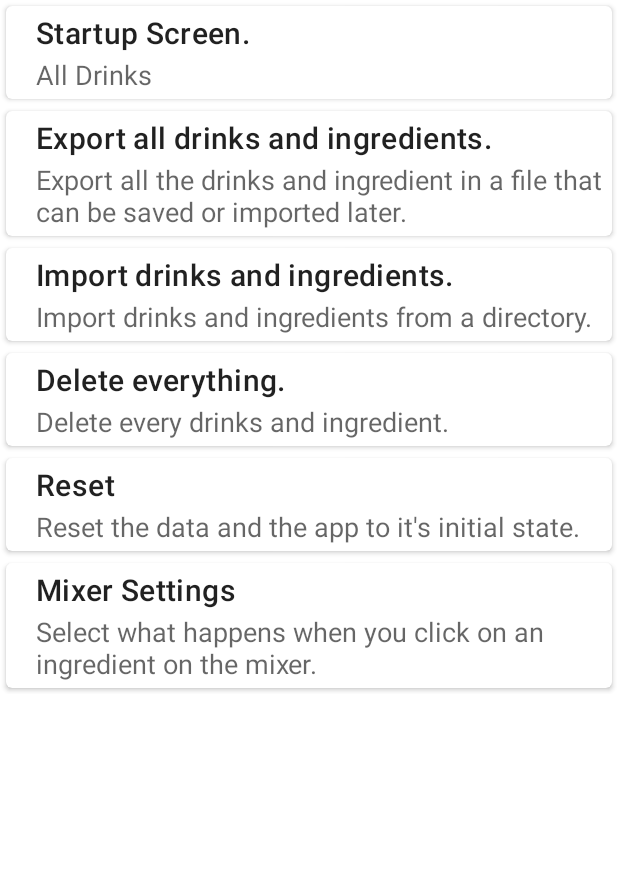
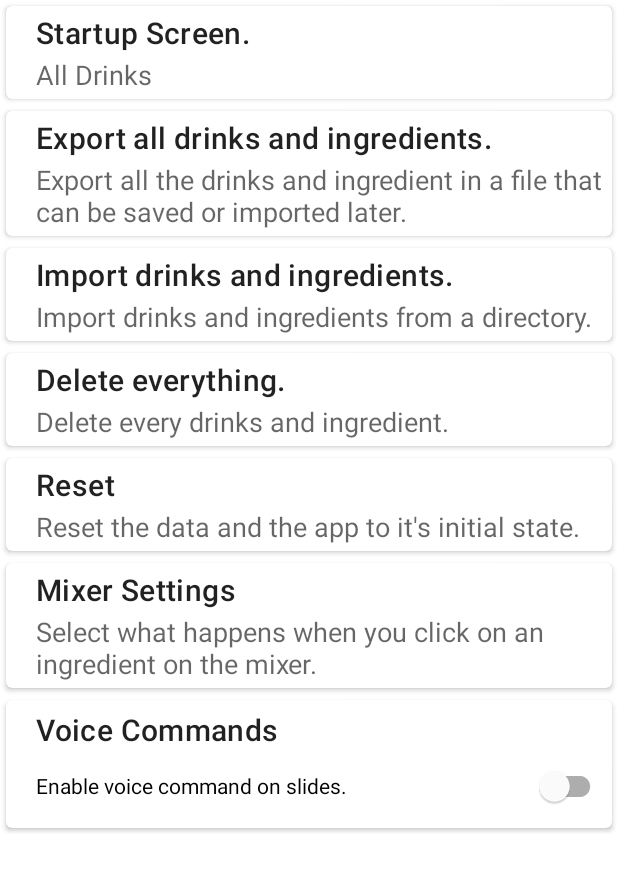
Before and after one commit to p0ppy-fl0w3r/hammered, an Android app: the HammerMeFragment screen opened through its navigation route, in the side drawer, after a tap on "Settings", on a phone screen of 412 x 824 dp, the part 84-976 px from its top. Run offline under Robolectric (Android 15) with nearby library versions, the light colour scheme and no system bars; our stand-ins replace Room's generated code, Timber, data binding, navigation-ui; Roboto replaces fonts that are not available here.

Commit message:
Added asr options in settings.

```diff
--- a/app/src/main/java/com/fl0w3r/hammered/MainActivity.kt
+++ b/app/src/main/java/com/fl0w3r/hammered/MainActivity.kt
@@ -4,12 +4,12 @@ import android.Manifest
 import android.content.Intent
 import androidx.appcompat.app.AppCompatActivity
 import android.os.Bundle
-import android.os.PersistableBundle
 import android.view.Menu
 import android.view.MenuItem
 import android.view.View
 import android.widget.ImageView
 import android.widget.SearchView
+import androidx.core.view.isVisible
 import androidx.databinding.DataBindingUtil
 import androidx.drawerlayout.widget.DrawerLayout
 import androidx.lifecycle.ViewModelProvider
@@ -79,8 +79,6 @@ class MainActivity : AppCompatActivity(), SearchView.OnQueryTextListener,
         )
 
         // Provides controls for MainActivity views for each fragments
-        // TODO control the search icon visibility from here.
-        // FIXME the toolbar is rendered before the fragment is visible.
         navController.addOnDestinationChangedListener() { controller, destination, _ ->
 
             when (destination.id) {
@@ -102,7 +100,7 @@ class MainActivity : AppCompatActivity(), SearchView.OnQueryTextListener,
                     drawerLayout.setDrawerLockMode(DrawerLayout.LOCK_MODE_LOCKED_CLOSED)
                     toolbar.visibility = View.GONE
                 }
-                controller.graph[R.id.attributeFragment].id ->{
+                controller.graph[R.id.attributeFragment].id -> {
                     drawerLayout.setDrawerLockMode(DrawerLayout.LOCK_MODE_LOCKED_CLOSED)
                     toolbar.visibility = View.GONE
                 }
@@ -122,14 +120,13 @@ class MainActivity : AppCompatActivity(), SearchView.OnQueryTextListener,
         binding.navigationView.setupWithNavController(navController)
 
 
-
-       val headerImage = binding.navigationView.getHeaderView(0).findViewById<ImageView>(R.id.nav_header_image)
+        val headerImage =
+            binding.navigationView.getHeaderView(0).findViewById<ImageView>(R.id.nav_header_image)
 
         Glide.with(this).asGif().load(R.drawable.toasting).into(headerImage)
 
         searchAdapter = SearchAdapter(SearchItemClickListener { selectedItem ->
 
-            // TODO see if this can be improved.
             val mBundle = Bundle()
             when (selectedItem) {
                 is IngredientWithCocktail -> {
@@ -174,7 +171,7 @@ class MainActivity : AppCompatActivity(), SearchView.OnQueryTextListener,
         menuInflater.inflate(R.menu.option_menu, menu)
 
         searchView = menu.findItem(R.id.searchItem).actionView as SearchView
-        searchView.isSubmitButtonEnabled = true
+        searchView.isSubmitButtonEnabled = false
         searchView.setOnQueryTextListener(this)
         searchView.setOnQueryTextFocusChangeListener(this)
 
@@ -210,10 +207,11 @@ class MainActivity : AppCompatActivity(), SearchView.OnQueryTextListener,
         return super.onOptionsItemSelected(item)
     }
 
-    override fun onQueryTextSubmit(query: String?): Boolean {
 
+    override fun onQueryTextSubmit(p0: String?): Boolean {
         return true
     }
+
 
     override fun onQueryTextChange(newText: String?): Boolean {
         searchAdapter.submitList(null)
--- a/app/src/main/java/com/fl0w3r/hammered/cocktail/cocktailDetails/CocktailDetailFragment.kt
+++ b/app/src/main/java/com/fl0w3r/hammered/cocktail/cocktailDetails/CocktailDetailFragment.kt
@@ -15,7 +15,7 @@ import com.fl0w3r.hammered.databinding.FragmentCocktailDetailBinding
 import com.fl0w3r.hammered.dialog.CancelAlertDialog
 import com.fl0w3r.hammered.utils.UiUtils
 
-// TODO refactor this
+
 class CocktailDetailFragment : Fragment() {
 
     lateinit var binding: FragmentCocktailDetailBinding
@@ -62,7 +62,7 @@ class CocktailDetailFragment : Fragment() {
             adapter.submitList(it)
         }
 
-        // FIXME this might be unnecessary
+
         viewModel.editCocktail.observe(viewLifecycleOwner){
             if (it != null){
                 viewModel.doneEdit()
--- a/app/src/main/java/com/fl0w3r/hammered/datastore/SettingsPreferences.kt
+++ b/app/src/main/java/com/fl0w3r/hammered/datastore/SettingsPreferences.kt
@@ -19,6 +19,7 @@ class SettingsPreferences(private val context: Context) {
 
         val CURRENT_STARTUP_SCREEN = intPreferencesKey(name = "current_startup_screen")
         val DATA_ADDED_TO_APP = booleanPreferencesKey(name = "data_inserted_to_database")
+        val ASR_STATUS = booleanPreferencesKey(name = "asr_Status")
         val MIXER_SELECTION = stringPreferencesKey(name = "mixer_selection")
     }
 
@@ -42,6 +43,16 @@ class SettingsPreferences(private val context: Context) {
         preferences[DATA_ADDED_TO_APP] ?: false
     }
 
+    suspend fun asrStatus(status: Boolean){
+        context.dataStore.edit { preferences ->
+            preferences[ASR_STATUS] = status
+        }
+    }
+
+    val asrStatus: Flow<Boolean> = context.dataStore.data.map { preferences ->
+        preferences[ASR_STATUS] ?: false
+    }
+
     suspend fun changeMixerOption(option: String){
         context.dataStore.edit { preferences ->
             preferences[MIXER_SELECTION] = option
--- a/app/src/main/java/com/fl0w3r/hammered/recommendation/HammerMeFragment.kt
+++ b/app/src/main/java/com/fl0w3r/hammered/recommendation/HammerMeFragment.kt
@@ -1,10 +1,8 @@
 package com.fl0w3r.hammered.recommendation
 
 import android.os.Bundle
+import android.view.*
 import androidx.fragment.app.Fragment
-import android.view.LayoutInflater
-import android.view.View
-import android.view.ViewGroup
 import androidx.databinding.DataBindingUtil
 import androidx.lifecycle.ViewModel
 import androidx.lifecycle.ViewModelProvider
@@ -78,6 +76,17 @@ class HammerMeFragment : Fragment() {
         return binding.root
     }
 
+    override fun onCreateOptionsMenu(menu: Menu, inflater: MenuInflater) {
+        super.onCreateOptionsMenu(menu, inflater)
+        menu.clear()
+    }
+
+    override fun onCreate(savedInstanceState: Bundle?) {
+        super.onCreate(savedInstanceState)
+
+        setHasOptionsMenu(true)
+    }
+
     private fun showTitleMessage(){
         binding.defaultMessage.text = getString(R.string.rec_msg)
     }
--- a/app/src/main/java/com/fl0w3r/hammered/settings/SettingsFragment.kt
+++ b/app/src/main/java/com/fl0w3r/hammered/settings/SettingsFragment.kt
@@ -135,8 +135,6 @@ class SettingsFragment : Fragment() {
         }
 
         binding.resetCard.setOnClickListener {
-
-
             reset()
         }
 
@@ -154,7 +152,15 @@ class SettingsFragment : Fragment() {
             }
         }
 
+        binding.tootleAsr.setOnClickListener {
+            setAsrOption(binding.tootleAsr.isChecked)
+        }
+
         // LiveData observers
+
+        viewModel.astStatus.observe(viewLifecycleOwner){
+            binding.tootleAsr.isChecked = it
+        }
 
         viewModel.currentStartupScreen.observe(viewLifecycleOwner) {
             binding.textCurrentScreen.text = Constants.ALL_ITEM_LIST[it]
@@ -223,6 +229,10 @@ class SettingsFragment : Fragment() {
         setHasOptionsMenu(true)
     }
 
+    private fun setAsrOption(status: Boolean){
+        viewModel.changeAsrStatus(status)
+    }
+
     private fun importFromJson() {
         val intent = Intent(Intent.ACTION_OPEN_DOCUMENT_TREE)
         if(intent.resolveActivity(requireContext().packageManager) != null){
--- a/app/src/main/java/com/fl0w3r/hammered/settings/SettingsViewModel.kt
+++ b/app/src/main/java/com/fl0w3r/hammered/settings/SettingsViewModel.kt
@@ -37,6 +37,8 @@ class SettingsViewModel(application: Application) : AndroidViewModel(application
 
     val currentMixerOption = preferences.currentMixerOptionSelection.asLiveData()
 
+    val astStatus  = preferences.asrStatus.asLiveData()
+
     private val _startJsonSave = MutableLiveData<Boolean?>()
     val startJsonSave: LiveData<Boolean?>
         get() = _startJsonSave
@@ -63,6 +65,12 @@ class SettingsViewModel(application: Application) : AndroidViewModel(application
     fun changeMixerOption(option: String) {
         viewModelScope.launch(Dispatchers.IO) {
             preferences.changeMixerOption(option)
+        }
+    }
+
+    fun changeAsrStatus(status: Boolean){
+        viewModelScope.launch {
+            preferences.asrStatus(status)
         }
     }
 
--- a/app/src/main/res/layout/settings_fragment.xml
+++ b/app/src/main/res/layout/settings_fragment.xml
@@ -226,9 +226,9 @@
                     <RadioGroup
                         android:id="@+id/mixerOptionsRadio"
                         android:layout_width="match_parent"
+                        android:layout_height="wrap_content"
                         android:layout_marginTop="8dp"
-                        android:visibility="gone"
-                        android:layout_height="wrap_content">
+                        android:visibility="gone">
 
                         <RadioButton
                             android:id="@+id/showAllRadio"
@@ -247,6 +247,37 @@
                 </LinearLayout>
             </androidx.cardview.widget.CardView>
 
+            <androidx.cardview.widget.CardView
+                android:id="@+id/asrSwitch"
+                android:layout_width="match_parent"
+                android:layout_height="wrap_content"
+                android:layout_margin="4dp"
+                app:cardCornerRadius="4dp">
+
+                <LinearLayout
+                    android:layout_width="match_parent"
+                    android:padding="4dp"
+                    android:layout_marginStart="16dp"
+                    android:layout_height="match_parent"
+                    android:layout_marginTop="2dp"
+                    android:orientation="vertical">
+
+                    <TextView
+                        android:layout_width="match_parent"
+                        android:layout_height="wrap_content"
+                        android:text="@string/voice_commands"
+                        android:textAppearance="@style/TextAppearance.MaterialComponents.Headline6" />
+
+                    <com.google.android.material.switchmaterial.SwitchMaterial
+                        android:id="@+id/tootleAsr"
+                        android:layout_width="match_parent"
+                        android:layout_height="wrap_content"
+                        android:text="@string/enable_voice" />
+
+
+                </LinearLayout>
+            </androidx.cardview.widget.CardView>
+
         </LinearLayout>
     </ScrollView>
 </layout>
--- a/app/src/main/res/values/strings.xml
+++ b/app/src/main/res/values/strings.xml
@@ -106,10 +106,12 @@
     <string name="close">Close</string>
     <string name="hammer_me_msg">I barely know you. On a serious note you should probably use the app a bit more to get better recommendation. In the mean time enjoy this random drink.</string>
     <string name="recommendation_heading">Hammer you?</string>
-    <string name="rec_msg">Base on your previous interaction you will probably like these drinks:</string>
+    <string name="rec_msg">Based on your previous interaction you will probably like these drinks:</string>
     <string name="empty_list_msg">Ummm… Looks like there are no drinks available at the moment. Perhaps you should add some :)</string>
     <string name="glass_toasting_gif">Glass toasting gif</string>
     <string name="attr_heading">The following libraries and assets require attributions:</string>
     <string name="dev_info">© 2022 p0ppy-fl0w3r -</string>
     <string name="attributions"><u>Attributions</u></string>
+    <string name="voice_commands">Voice Commands</string>
+    <string name="enable_voice">Enable voice command on slides.</string>
 </resources>
```
Also changed, not shown: app/src/main/java/com/fl0w3r/hammered/cocktail/cocktailDetails/SlidesActivity.kt (+17 -8 lines), app/src/main/java/com/fl0w3r/hammered/cocktail/cocktailDetails/SlidesViewModel.kt (+7 -4 lines), app/src/main/java/com/fl0w3r/hammered/mixer/MixerFragment.kt (+12 -3 lines), 3 other files.
